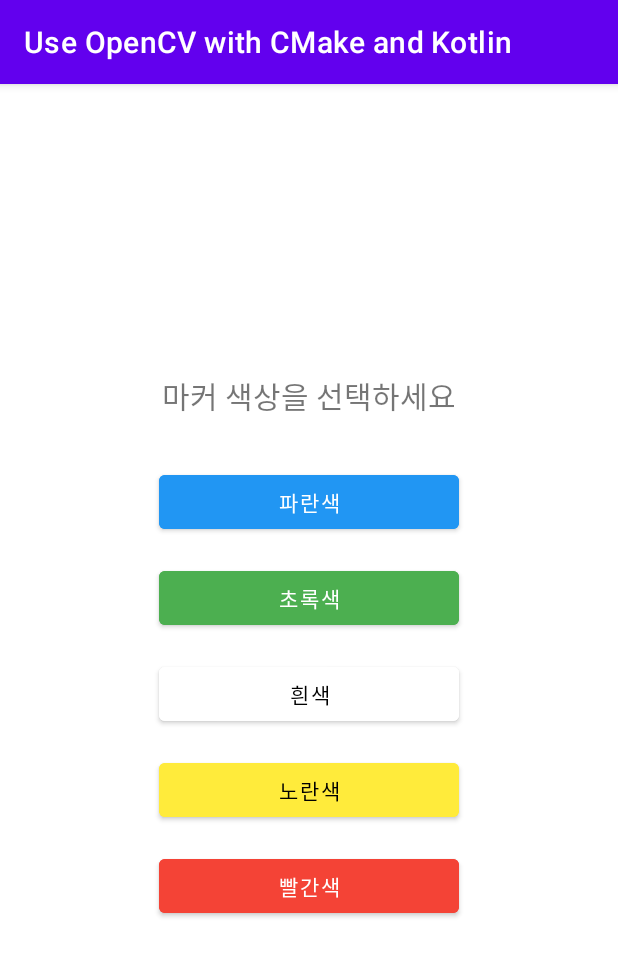
After one commit to RTES-Lab/2024-proj-xtwice, an Android app: the MarkerColorActivity screen opened directly, with no data from a screen before it, on a phone screen of 412 x 824 dp. The commit adds this screen. Shown: the top 956 px of the screen. Run offline under Robolectric (Android 15) with nearby library versions, the phone set to English and light mode, and no system bars; libraries missing offline, so code that uses them is left out: org.opencv.android, org.opencv.core, org.opencv.imgproc.

Commit message:
Add MarkerColorActivity - can select color of markers

```diff
--- a/app/src/main/AndroidManifest.xml
+++ b/app/src/main/AndroidManifest.xml
@@ -50,6 +50,10 @@
         <activity android:name=".VideoSizeActivity"
             android:exported="false"/>
 
+        <activity
+            android:name=".MarkerColorActivity"
+            android:exported="false" />
+
     </application>
 
 </manifest>
--- /dev/null
+++ b/app/src/main/java/com/example/useopencvwithcmakeandkotlin/MarkerColorActivity.kt
@@ -0,0 +1,77 @@
+package com.example.useopencvwithcmakeandkotlin
+import android.content.Intent
+import android.os.Bundle
+import androidx.appcompat.app.AppCompatActivity
+import com.example.useopencvwithcmakeandkotlin.databinding.ActivityMarkerColorBinding
+import android.util.Log
+
+
+
+
+
+
+class MarkerColorActivity : AppCompatActivity() {
+    private lateinit var binding: ActivityMarkerColorBinding
+
+    // 마커 색상별 HSV 범위 정의
+    companion object {
+        val COLOR_RANGES = mapOf(
+            "BLUE" to HSVRange(
+                hMin = 100, hMax = 140,
+                sMin = 150, sMax = 255,
+                vMin = 50, vMax = 255
+            ),
+            "GREEN" to HSVRange(
+                hMin = 35, hMax = 85,
+                sMin = 150, sMax = 255,
+                vMin = 50, vMax = 255
+            ),
+            "WHITE" to HSVRange(
+                hMin = 0, hMax = 180,
+                sMin = 0, sMax = 30,
+                vMin = 200, vMax = 255
+            ),
+            "YELLOW" to HSVRange(
+                hMin = 20, hMax = 35,
+                sMin = 150, sMax = 255,
+                vMin = 50, vMax = 255
+            ),
+            "RED" to HSVRange(  // 빨간색은 HSV 색상환에서 양 끝에 위치
+                hMin = 160, hMax = 180,
+                sMin = 150, sMax = 255,
+                vMin = 50, vMax = 255
+            )
+        )
+    }
+
+    override fun onCreate(savedInstanceState: Bundle?) {
+        super.onCreate(savedInstanceState)
+        binding = ActivityMarkerColorBinding.inflate(layoutInflater)
+        setContentView(binding.root)
+
+        setupColorButtons()
+    }
+
+    private fun setupColorButtons() {
+        binding.apply {
+            blueButton.setOnClickListener { selectColor("BLUE") }
+            greenButton.setOnClickListener { selectColor("GREEN") }
+            whiteButton.setOnClickListener { selectColor("WHITE") }
+            yellowButton.setOnClickListener { selectColor("YELLOW") }
+            redButton.setOnClickListener { selectColor("RED") }
+        }
+    }
+
+    private fun selectColor(color: String) {
+        val hsvRange = COLOR_RANGES[color] ?: return
+
+        val intent = Intent(this, HSVActivity::class.java).apply {
+            putExtra("videoUri", getIntent().getStringExtra("videoUri"))
+            putExtra("roiData", getIntent().getParcelableExtra<ROIData>("roiData"))
+            putExtra("fps", getIntent().getFloatExtra("fps", 30f))
+            putExtra("defaultHSVRange", hsvRange)
+        }
+        startActivity(intent)
+        finish()
+    }
+}
--- a/app/src/main/java/com/example/useopencvwithcmakeandkotlin/ROIActivity.kt
+++ b/app/src/main/java/com/example/useopencvwithcmakeandkotlin/ROIActivity.kt
@@ -303,7 +303,7 @@ class ROIActivity : AppCompatActivity() {
 
             if (left < right && top < bottom) {
                 val roiData = ROIData(left, top, right, bottom)
-                val intent = Intent(this, HSVActivity::class.java).apply {
+                val intent = Intent(this, MarkerColorActivity::class.java).apply {
                     putExtra("roiData", roiData)
                     putExtra("videoUri", getIntent().getStringExtra("videoUri"))
                     putExtra("fps", intent.getFloatExtra("fps", 30f))
--- /dev/null
+++ b/app/src/main/res/layout/activity_marker_color.xml
@@ -0,0 +1,57 @@
+<?xml version="1.0" encoding="utf-8"?>
+<LinearLayout xmlns:android="http://schemas.android.com/apk/res/android"
+    android:layout_width="match_parent"
+    android:layout_height="match_parent"
+    android:orientation="vertical"
+    android:padding="16dp"
+    android:gravity="center">
+
+    <TextView
+        android:layout_width="wrap_content"
+        android:layout_height="wrap_content"
+        android:text="마커 색상을 선택하세요"
+        android:textSize="20sp"
+        android:layout_marginBottom="32dp"/>
+
+    <Button
+        android:id="@+id/blueButton"
+        android:layout_width="200dp"
+        android:layout_height="wrap_content"
+        android:text="파란색"
+        android:backgroundTint="#2196F3"
+        android:layout_marginBottom="16dp"/>
+
+    <Button
+        android:id="@+id/greenButton"
+        android:layout_width="200dp"
+        android:layout_height="wrap_content"
+        android:text="초록색"
+        android:backgroundTint="#4CAF50"
+        android:layout_marginBottom="16dp"/>
+
+    <Button
+        android:id="@+id/whiteButton"
+        android:layout_width="200dp"
+        android:layout_height="wrap_content"
+        android:text="흰색"
+        android:backgroundTint="#FFFFFF"
+        android:textColor="#000000"
+        android:layout_marginBottom="16dp"/>
+
+    <Button
+        android:id="@+id/yellowButton"
+        android:layout_width="200dp"
+        android:layout_height="wrap_content"
+        android:text="노란색"
+        android:backgroundTint="#FFEB3B"
+        android:textColor="#000000"
+        android:layout_marginBottom="16dp"/>
+
+    <Button
+        android:id="@+id/redButton"
+        android:layout_width="200dp"
+        android:layout_height="wrap_content"
+        android:text="빨간색"
+        android:backgroundTint="#F44336"
+        android:layout_marginBottom="16dp"/>
+</LinearLayout>
```
Also changed, not shown: app/src/main/java/com/example/useopencvwithcmakeandkotlin/DisplacementActivity.kt (+15 -4 lines), app/src/main/java/com/example/useopencvwithcmakeandkotlin/HSVActivity.kt (+26 -1 lines), app/src/main/java/com/example/useopencvwithcmakeandkotlin/MainActivity.kt (+20 -0 lines), 5 other files.
